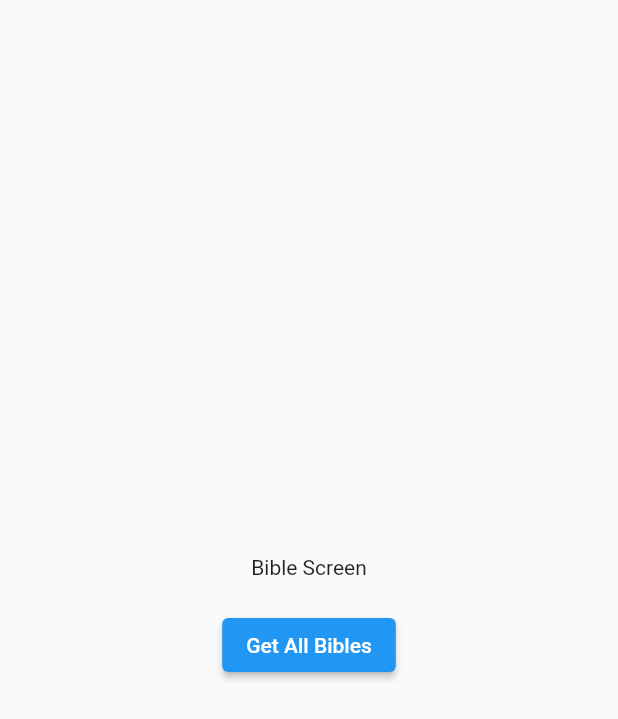
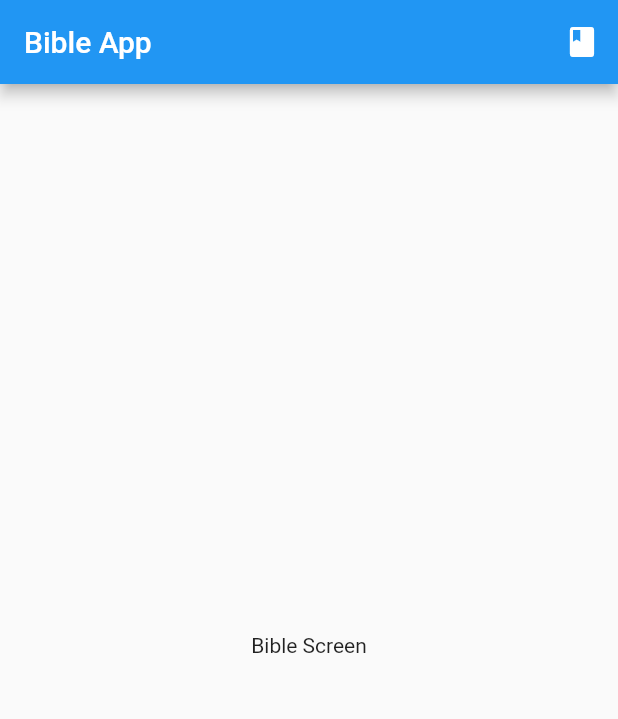
Before and after one commit to aksanadev/bible_app, a Flutter app: the screen it shows after launch, after a tap on "Bible Screen", on a phone screen of 412 x 824 dp. Shown: the top 719 px of the screen. Run offline on Flutter 3.47's test engine with Material 2 defaults, Android fonts, the phone set to English and light mode, and no system bars; our stand-ins replace dio, go_router; network calls fail.

Commit message:
refactored streamController to add() and copyWith() data at the same time

```diff
--- a/lib/features/bible/bloc/bible_bloc.dart
+++ b/lib/features/bible/bloc/bible_bloc.dart
@@ -17,10 +17,7 @@ class BibleBloc implements Bloc {
 
   //initializes when bloc gets injected (upon go_route)
   BibleBloc() {
-    final firstBible = BibleModel(id: '234', dblId: '234', name: 'NKJV');
-    List<BibleModel> allBibles = List.empty(growable: true);
-    allBibles.add(firstBible);
-    _bibleState = BibleState(bibles: allBibles);
+    getAllBibles();
   }
 
   Future<void> getAllBibles() async {
@@ -28,8 +25,8 @@ class BibleBloc implements Bloc {
       final bibles = await ServiceLocator()
           .bibleRepository
           .getAllBibles(method: RestMethod.get, path: '');
-      final allBibles = _bibleState.copyWith(bibles: bibles);
-      _bibleStreamController.add(allBibles);
+      _bibleStreamController
+          .add(BibleState(bibles: bibles).copyWith(bibles: bibles));
       log('added bibles');
     } catch (e) {
       log('Could not get Bibles\n\n${e.toString()}');
--- a/lib/features/bible/bloc/bible_state.dart
+++ b/lib/features/bible/bloc/bible_state.dart
@@ -2,7 +2,7 @@ import 'package:bible_app/features/bible/models/bible_model.dart';
 
 // class represents the current condition that a widget is in
 class BibleState {
-  List<BibleModel> bibles;
+  List<BibleModel>? bibles;
   BibleModel? bible;
   String id;
   String dblId;
--- a/lib/features/bible/repository/bible_repository.dart
+++ b/lib/features/bible/repository/bible_repository.dart
@@ -1,3 +1,5 @@
+import 'dart:developer';
+
 import 'package:bible_app/features/bible/models/bible_model.dart';
 import 'package:bible_app/features/bible/service/api.dart';
 
@@ -7,13 +9,36 @@ class BibleRepository {
     _restAPI = restAPI ?? RestAPI();
   }
 
-  Future<List<BibleModel>> getAllBibles({
+  // Future<List<BibleModel>?> getAllBibles({
+  //   required RestMethod method,
+  //   required String path,
+  // }) async {
+  //   final response = await _restAPI.request(method: method, path: path);
+  //   if (response.statusCode == 200) {
+  //     final data = response.data['data'];
+  //     final result = (data as List).map((i) => BibleModel.fromJson(i)).toList();
+  //     return result;
+  //   } else {
+  //     log('cannot rearch data');
+  //   }
+  // }
+
+    Future<List<BibleModel>?> getAllBibles({
     required RestMethod method,
     required String path,
   }) async {
-    final response = await _restAPI.request(method: method, path: path);
-    final data = response.data['data'];
-    final result = (data as List).map((i) => BibleModel.fromJson(i)).toList();
-    return result;
+    try {
+      final response = await _restAPI.request(method: method, path: path);
+      final data = response.data['data'];
+      if (response.statusCode == 200) {
+        final result =
+            (data as List).map((i) => BibleModel.fromJson(i)).toList();
+        return result;
+      } else {
+        log('Cannot reach path: $path');
+      }
+    } catch (e) {
+      log(e.toString());
+    }
   }
 }
--- a/lib/features/bible/ui/screens/bible_screen.dart
+++ b/lib/features/bible/ui/screens/bible_screen.dart
@@ -2,7 +2,9 @@ import 'dart:developer';
 
 import 'package:bible_app/features/bible/bloc/bible_bloc.dart';
 import 'package:bible_app/features/bible/bloc/bible_state.dart';
+import 'package:bible_app/features/bible/ui/helpers/text_helper.dart';
 import 'package:flutter/material.dart';
+import 'package:go_router/go_router.dart';
 import 'package:provider/provider.dart';
 
 class BibleScreen extends StatelessWidget {
@@ -18,6 +20,17 @@ class BibleScreen extends StatelessWidget {
         final bibleState = snapshot.data;
         if (snapshot.hasData) {
           return Scaffold(
+            appBar: AppBar(
+              title: const Text('Bible App'),
+              actions: [
+                IconButton(
+                  onPressed: () {
+                    _showBottomSheet(context, bibleState);
+                  },
+                  icon: const Icon(Icons.book),
+                )
+              ],
+            ),
             body: Padding(
               padding: const EdgeInsets.all(20.0),
               child: Center(
@@ -26,15 +39,9 @@ class BibleScreen extends StatelessWidget {
                       parent: BouncingScrollPhysics()),
                   child: Column(
                     mainAxisAlignment: MainAxisAlignment.center,
-                    children: [
-                      const Text('Bible Screen'),
-                      const SizedBox(height: 20),
-                      // listed data
-                      ...bibleState!.bibles.map(
-                        (e) => Card(
-                          child: Text('Bible: ${e.name.toString()}'),
-                        ),
-                      ),
+                    children: const [
+                      Text('Bible Screen'),
+                      SizedBox(height: 20),
                     ],
                   ),
                 ),
@@ -42,34 +49,79 @@ class BibleScreen extends StatelessWidget {
             ),
           );
         } else {
-          return Scaffold(
+          return const Scaffold(
             body: Center(
-              child: Column(
-                mainAxisAlignment: MainAxisAlignment.center,
-                children: [
-                  const Text('Bible Screen'),
-                  const SizedBox(height: 20),
-                  ElevatedButton(
-                    onPressed: () async {
-                      try {
-                        await bloc.getAllBibles();
-                        log('got data!');
-                      } catch (e) {
-                        log('failed to get data');
-                      }
-                    },
-                    child: const Text('Get All Bibles'), // initialize bibles
-                  ),
-                  // ...bibleState!.bibles.map((e) => Card(
-                  //       child: Text('Bible: ${e.name.toString()}'),
-                  //     )),
-                  // OMIT THIS^
-                ],
-              ),
+              child: CircularProgressIndicator(),
             ),
           );
         }
       },
     );
   }
+
+  _showBottomSheet(BuildContext context, bibleState) {
+    return showModalBottomSheet(
+      isScrollControlled: true,
+      context: context,
+      builder: (context) {
+        return FractionallySizedBox(
+          heightFactor: .9,
+          child: SingleChildScrollView(
+            child: Column(
+              children: [
+                Row(
+                  mainAxisAlignment: MainAxisAlignment.spaceEvenly,
+                  children: [
+                    TextButton(
+                      onPressed: () {
+                        context.pop();
+                      },
+                      child: Text(
+                        'Done',
+                        style: defaultStyle,
+                      ),
+                    ),
+                    Column(
+                      children: [
+                        Text(
+                          'Versions',
+                          style: defaultStyle,
+                        ),
+                        Text(
+                          '2,917 Versions in 1,942 Languages',
+                          style: smallText,
+                        )
+                      ],
+                    ),
+                    IconButton(
+                      onPressed: () {},
+                      icon: const Icon(Icons.search),
+                      color: Colors.black,
+                    )
+                  ],
+                ),
+                Column(children: [
+                  Container(
+                    color: Color.fromRGBO(238, 238, 238, 1),
+                    child: Column(
+                      children: [
+                        ...bibleState!.bibles.map(
+                          (e) => ListTile(
+                            title: Text(
+                              e.name.toString(),
+                            ),
+                            trailing: const Icon(Icons.chevron_left),
+                          ),
+                        ),
+                      ],
+                    ),
+                  ),
+                ]),
+              ],
+            ),
+          ),
+        );
+      },
+    );
+  }
 }
```
Also changed, not shown: lib/features/bible/ui/helpers/text_helper.dart (added, +14 -0 lines).
